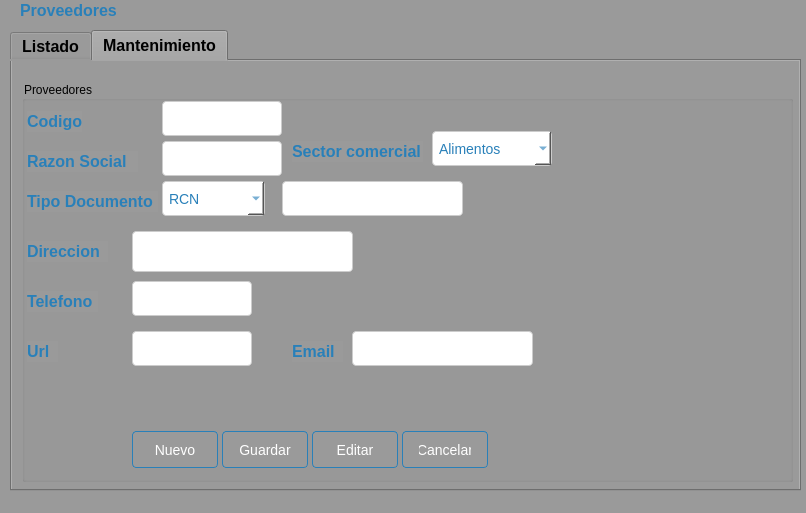
Before: the Qt Designer form Sistema de ventas/ui/FrmProveedor.ui in CodeDrTech/DevelopPython, drawn with Qt 5.
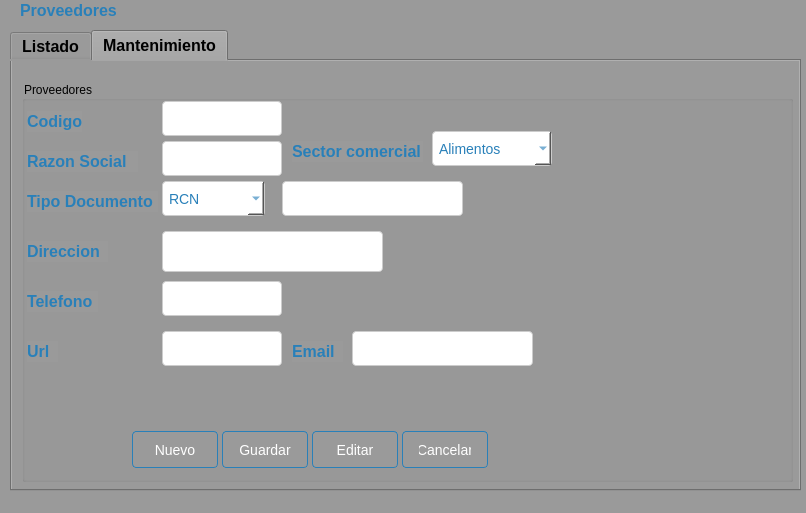
After: the same form once the commit is applied. The open tabs and pages were chosen to show the change.

Patch:
```diff
--- a/Sistema de ventas/ui/FrmProveedor.ui
+++ b/Sistema de ventas/ui/FrmProveedor.ui
@@ -746,7 +746,7 @@
       <widget class="QTextEdit" name="txtDireccion">
        <property name="geometry">
         <rect>
-         <x>110</x>
+         <x>140</x>
          <y>150</y>
          <width>221</width>
          <height>41</height>
@@ -1075,7 +1075,7 @@
       <widget class="QLineEdit" name="txtTelefono">
        <property name="geometry">
         <rect>
-         <x>110</x>
+         <x>140</x>
          <y>200</y>
          <width>120</width>
          <height>35</height>
@@ -1179,7 +1179,7 @@
       <widget class="QLineEdit" name="txtUrl">
        <property name="geometry">
         <rect>
-         <x>110</x>
+         <x>140</x>
          <y>250</y>
          <width>120</width>
          <height>35</height>
```
Left out of the diff: 2 changed lines with no effect on the pictures.
